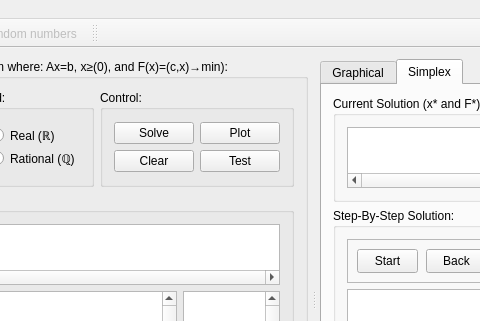
The window that forms/mainwindow.ui (0x414c/linear-optimization-demo) describes before a commit, drawn with Qt 5; both pictures show x 216 to 696 and y 0 to 321 of the 1055 by 572 pixel window.
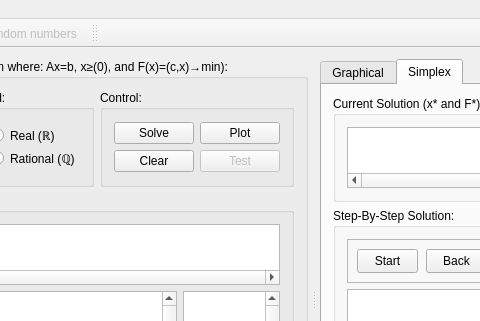
The same window after the commit. Icons and pictures are not drawn. Custom widgets are drawn as their Qt base class.

What changed in the file:
```diff
--- a/forms/mainwindow.ui
+++ b/forms/mainwindow.ui
@@ -403,7 +403,7 @@
                  <item row="1" column="1">
                   <widget class="QPushButton" name="control_testPushButton">
                    <property name="enabled">
-                    <bool>true</bool>
+                    <bool>false</bool>
                    </property>
                    <property name="sizePolicy">
                     <sizepolicy hsizetype="Fixed" vsizetype="Fixed">
```
